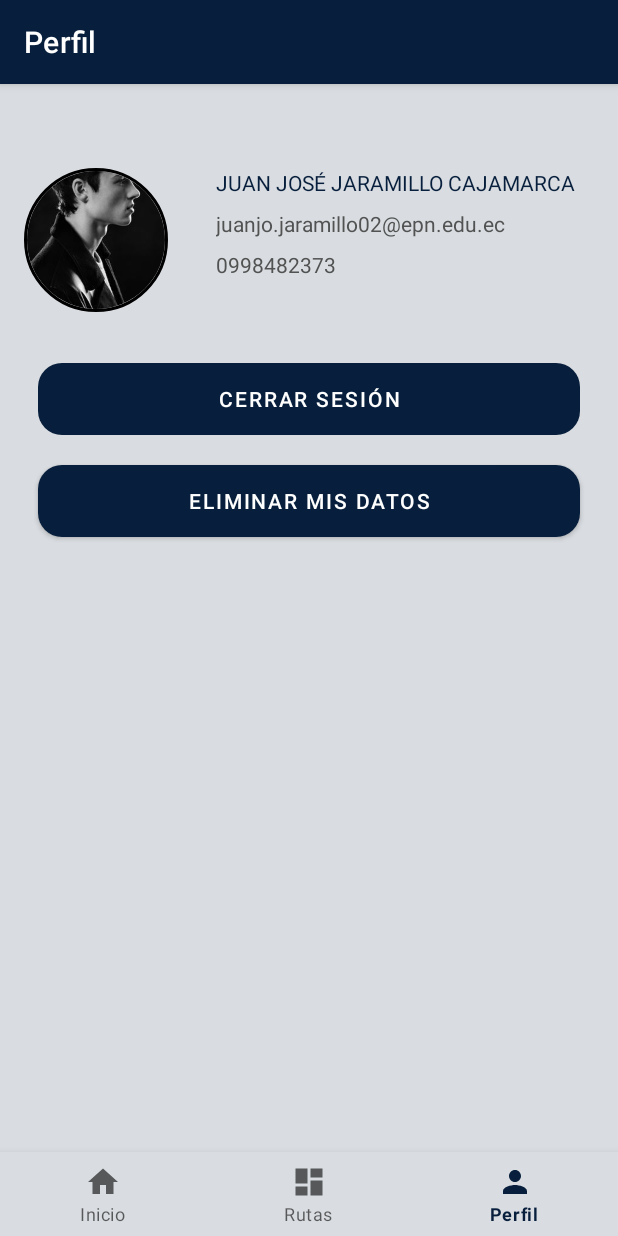
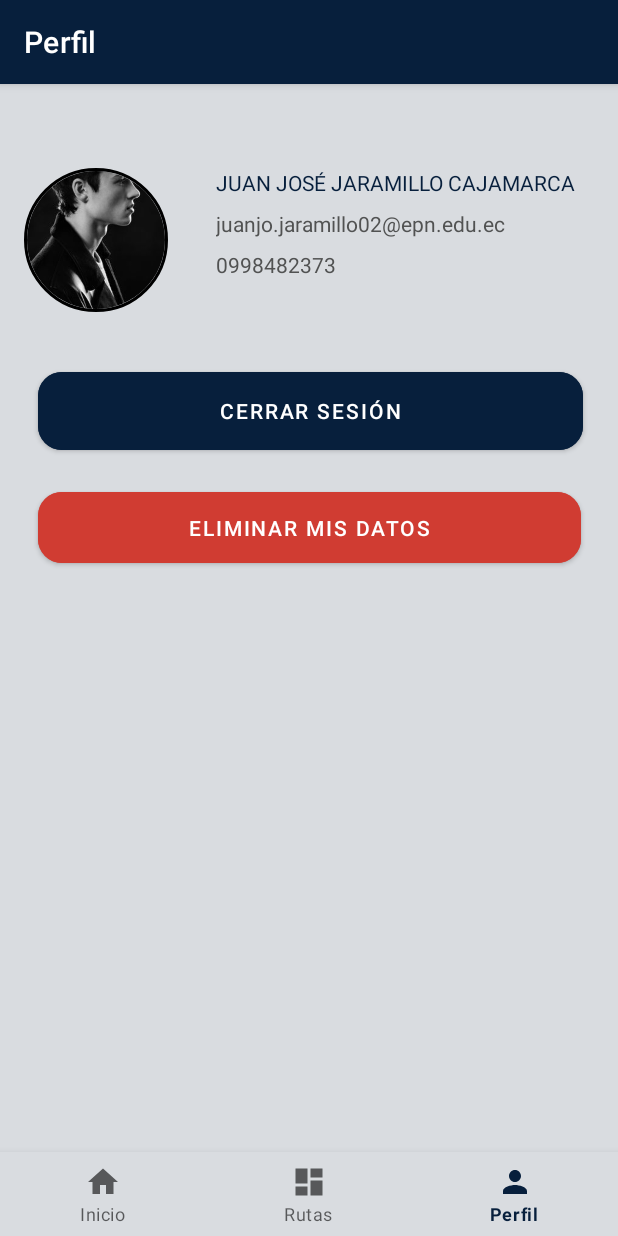
Before and after one commit to juanjodev02/Polimove, an Android app: the ProfileFragment screen opened through its navigation route, on a phone screen of 412 x 824 dp. Run offline under Robolectric (Android 15) with nearby library versions, the phone set to English and light mode, and no system bars; our stand-ins replace CircleImageView, navigation-ui.

Commit message:
Arreglo diseño - Botones

```diff
--- a/app/src/main/res/drawable/circle_border_button.xml
+++ /dev/null
@@ -1,7 +0,0 @@
-<?xml version="1.0" encoding="utf-8"?>
-<shape xmlns:android="http://schemas.android.com/apk/res/android">
-
-    <corners android:radius="16dp"></corners>
-
-
-</shape>
--- a/app/src/main/res/drawable/circle_border_button_delete.xml
+++ /dev/null
@@ -1,6 +0,0 @@
-<?xml version="1.0" encoding="utf-8"?>
-<shape xmlns:android="http://schemas.android.com/apk/res/android">
-
-    <solid android:color="@color/secondary"></solid>
-    <corners android:radius="16dp"></corners>
-</shape>
--- a/app/src/main/res/layout/fragment_profile.xml
+++ b/app/src/main/res/layout/fragment_profile.xml
@@ -65,13 +65,14 @@
 
     <Button
         android:id="@+id/buttonCerrarSesion"
-        android:layout_width="0dp"
-        android:layout_height="wrap_content"
+        android:layout_width="363dp"
+        android:layout_height="64dp"
         android:layout_marginStart="25dp"
         android:layout_marginTop="56dp"
         android:layout_marginEnd="25dp"
+        android:backgroundTint="@color/primary"
+        app:cornerRadius="16dp"
         android:text="@string/cerrar_sesion"
-        android:background="@drawable/circle_border_button"
         app:layout_constraintEnd_toEndOf="parent"
         app:layout_constraintHorizontal_bias="0.0"
         app:layout_constraintStart_toStartOf="parent"
@@ -79,16 +80,17 @@
 
     <Button
         android:id="@+id/buttonEliminar"
-        android:layout_width="0dp"
-        android:layout_height="wrap_content"
+        android:layout_width="362dp"
+        android:layout_height="59dp"
         android:layout_marginStart="25dp"
-        android:layout_marginTop="20dp"
+        android:layout_marginTop="16dp"
         android:layout_marginEnd="25dp"
+        android:backgroundTint="@color/secondary"
         android:text="@string/eliminar_datos"
+        app:cornerRadius="16dp"
         app:layout_constraintEnd_toEndOf="parent"
         app:layout_constraintHorizontal_bias="0.0"
         app:layout_constraintStart_toStartOf="parent"
-        android:background="@drawable/circle_border_button_delete"
         app:layout_constraintTop_toBottomOf="@+id/buttonCerrarSesion" />
 
 </androidx.constraintlayout.widget.ConstraintLayout>
```
Also changed, not shown: app/src/main/res/drawable/circle_button_add.xml (deleted, +0 -7 lines), app/src/main/res/layout/fragment_home_conductor.xml (+6 -5 lines), app/src/main/res/layout/fragment_home_no_route.xml (+4 -3 lines).
